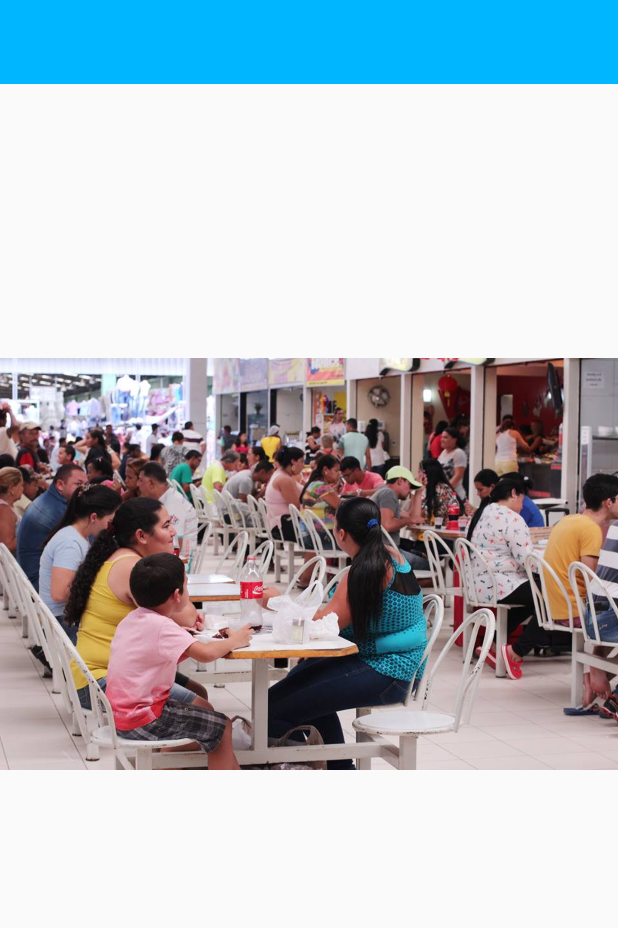
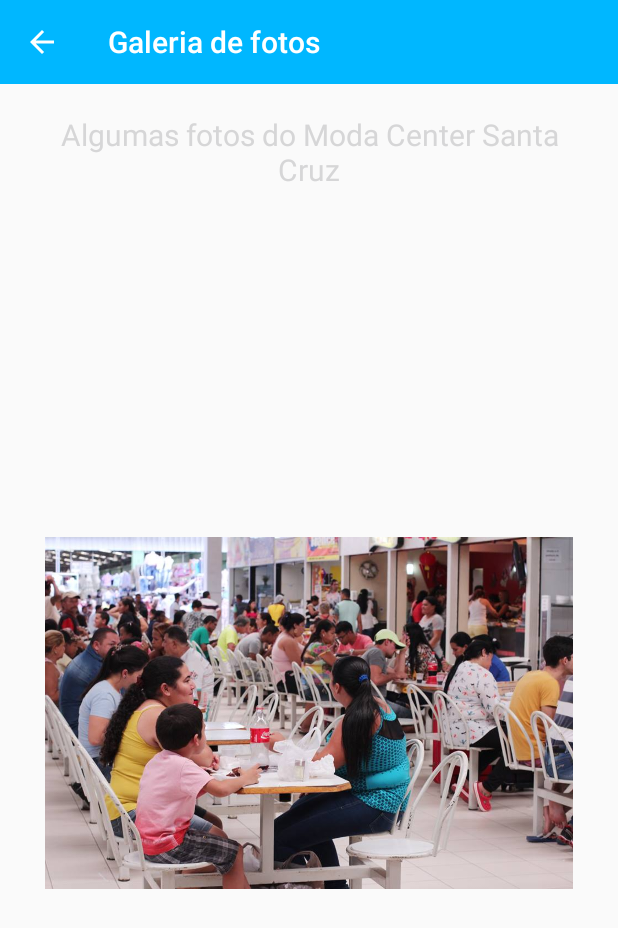
Before and after one commit to DioChagas/ModaCenterBeta, an Android app: the GaleriaDeFotosActivity screen opened directly, with no data from a screen before it, on a phone screen of 412 x 824 dp. Shown: the top 928 px of the screen. Run offline under Robolectric (Android 15) with nearby library versions, the phone set to English and light mode, and no system bars; 1 statement that could not run was skipped.

Commit message:
news_updates_0107

```diff
--- a/app/src/main/java/com/modacenter/modacenterbeta/GaleriaDeFotosActivity.java
+++ b/app/src/main/java/com/modacenter/modacenterbeta/GaleriaDeFotosActivity.java
@@ -2,7 +2,9 @@ package com.modacenter.modacenterbeta;
 
 import android.support.v7.app.AppCompatActivity;
 import android.os.Bundle;
+import android.support.v7.widget.Toolbar;
 import android.view.GestureDetector;
+import android.view.MenuItem;
 import android.view.MotionEvent;
 import android.widget.ImageView;
 import android.widget.ViewFlipper;
@@ -38,6 +40,11 @@ public class GaleriaDeFotosActivity extends AppCompatActivity {
         CustomGestureDetector customGestureDetector = new CustomGestureDetector();
         mGestureDetector = new GestureDetector(this, customGestureDetector);
 
+        Toolbar galeria = (Toolbar) findViewById(R.id.tbgaleria);
+        setSupportActionBar(galeria);
+        getSupportActionBar().setDisplayHomeAsUpEnabled(true);
+        getSupportActionBar().setDisplayShowHomeEnabled(true);
+
     }
 
     class CustomGestureDetector extends GestureDetector.SimpleOnGestureListener {
@@ -65,4 +72,13 @@ public class GaleriaDeFotosActivity extends AppCompatActivity {
         return super.onTouchEvent(event);
     }
 
+    @Override
+    public boolean onOptionsItemSelected(MenuItem item) {
+        switch (item.getItemId()) {
+            case android.R.id.home:
+                onBackPressed();
+                return true;
+        }
+        return super.onOptionsItemSelected(item);
+    }
 }
--- a/app/src/main/res/layout/activity_galeria_de_fotos.xml
+++ b/app/src/main/res/layout/activity_galeria_de_fotos.xml
@@ -3,6 +3,7 @@
     xmlns:tools="http://schemas.android.com/tools"
     android:layout_width="match_parent"
     android:layout_height="match_parent"
+    xmlns:customfontdemo="http://schemas.android.com/apk/res-auto"
     android:orientation="vertical"
     android:parentActivityName="com.modacenter.modacenterbeta.TelaInicialActivity"
     tools:context="com.modacenter.modacenterbeta.GaleriaDeFotosActivity"
@@ -20,10 +21,32 @@
         app:headerLayout="@drawable/logodefault"
         />
 
-    <ViewFlipper
-        android:layout_width="match_parent"
-        android:layout_height="wrap_content"
-        android:id="@+id/viewFlipper" />
+
+
+    <LinearLayout
+        android:layout_width="wrap_content"
+        android:layout_height="match_parent"
+        android:gravity="center"
+        android:layout_margin="10dp"
+        android:orientation="vertical">
+
+        <classes.MyTextView
+            android:id="@+id/textView2"
+            android:layout_width="wrap_content"
+            android:layout_height="wrap_content"
+            android:text="Algumas fotos do Moda Center Santa Cruz"
+            android:textColor="@color/md_light_green_900"
+            android:gravity="center"
+            android:layout_margin="10dp"
+            android:textSize="20sp"
+            customfontdemo:minhaFonte="gothic.ttf"/>
+
+        <ViewFlipper
+            android:layout_margin="20dp"
+            android:layout_width="match_parent"
+            android:layout_height="match_parent"
+            android:id="@+id/viewFlipper" />
+    </LinearLayout>
 
 
 </LinearLayout>
```
Also changed, not shown: app/src/main/java/com/modacenter/modacenterbeta/ContatoActivity.java (+11 -0 lines), app/src/main/java/com/modacenter/modacenterbeta/InformesActivity.java (+11 -0 lines).
